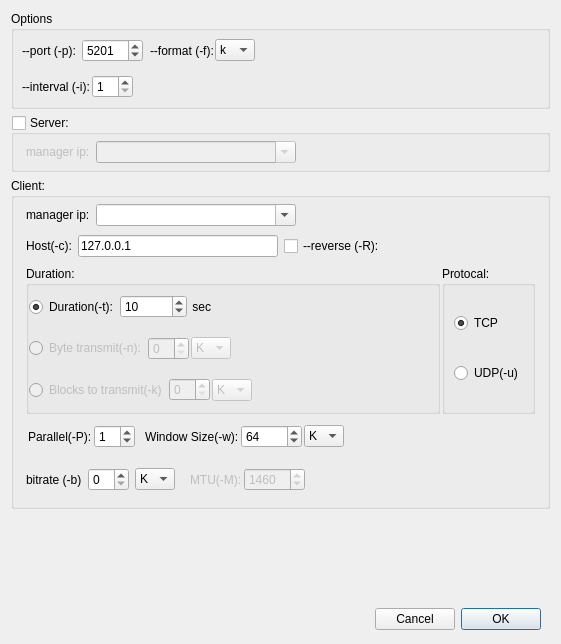
The window that iperfclientdlg.ui (coolshou/pyIperf) describes before a commit, drawn with Qt 5.
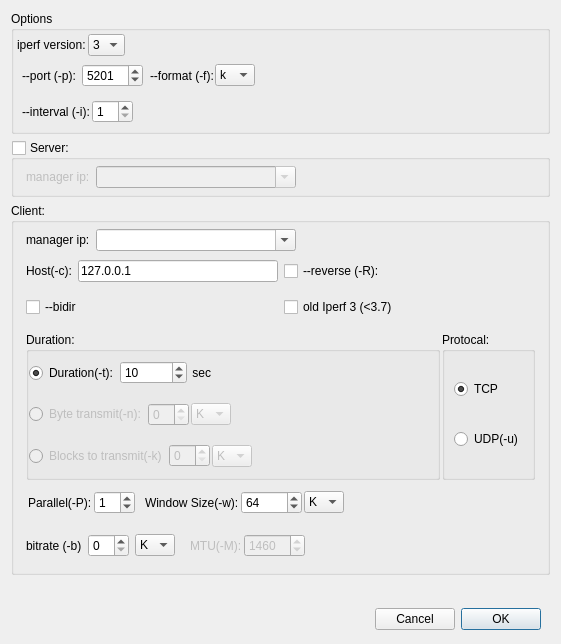
The same window after the commit.

What changed in the file:
```diff
--- a/iperfclientdlg.ui
+++ b/iperfclientdlg.ui
@@ -35,6 +35,61 @@
       <property name="bottomMargin">
        <number>3</number>
       </property>
+      <item>
+       <widget class="QWidget" name="widget_20" native="true">
+        <layout class="QHBoxLayout" name="horizontalLayout_22">
+         <property name="spacing">
+          <number>2</number>
+         </property>
+         <property name="leftMargin">
+          <number>0</number>
+         </property>
+         <property name="topMargin">
+          <number>0</number>
+         </property>
+         <property name="rightMargin">
+          <number>0</number>
+         </property>
+         <property name="bottomMargin">
+          <number>0</number>
+         </property>
+         <item>
+          <widget class="QLabel" name="label_2">
+           <property name="text">
+            <string>iperf version:</string>
+           </property>
+          </widget>
+         </item>
+         <item>
+          <widget class="QComboBox" name="cbVer">
+           <item>
+            <property name="text">
+             <string>3</string>
+            </property>
+           </item>
+           <item>
+            <property name="text">
+             <string>2</string>
+            </property>
+           </item>
+          </widget>
+         </item>
+         <item>
+          <spacer name="horizontalSpacer_10">
+           <property name="orientation">
+            <enum>Qt::Horizontal</enum>
+           </property>
+           <property name="sizeHint" stdset="0">
+            <size>
+             <width>40</width>
+             <height>20</height>
+            </size>
+           </property>
+          </spacer>
+         </item>
+        </layout>
+       </widget>
+      </item>
       <item>
        <widget class="QWidget" name="widget_6" native="true">
         <layout class="QHBoxLayout" name="horizontalLayout_9">
@@ -468,6 +523,29 @@
         </layout>
        </widget>
       </item>
+      <item>
+       <widget class="QWidget" name="widget_17" native="true">
+        <layout class="QHBoxLayout" name="horizontalLayout_17">
+         <item>
+          <widget class="QCheckBox" name="cbBidir">
+           <property name="text">
+            <string>--bidir</string>
+           </property>
+          </widget>
+         </item>
+         <item>
+          <widget class="QCheckBox" name="cbOldIperf3">
+           <property name="toolTip">
+            <string>&lt;html&gt;&lt;head/&gt;&lt;body&gt;&lt;p&gt;Require to run 2 iperf server on two port (eg: 5201, 5202)&lt;/p&gt;&lt;/body&gt;&lt;/html&gt;</string>
+           </property>
+           <property name="text">
+            <string>old Iperf 3 (&lt;3.7)</string>
+           </property>
+          </widget>
+         </item>
+        </layout>
+       </widget>
+      </item>
       <item>
        <widget class="QWidget" name="widget_10" native="true">
         <property name="minimumSize">
```
